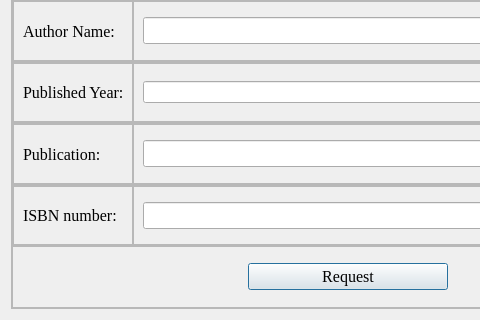
First picture: the form in request.ui, repository aavashlamichhane/LibMan, before the edit; both pictures show x 0 to 480 and y 135 to 455 of the 696 by 455 pixel window.
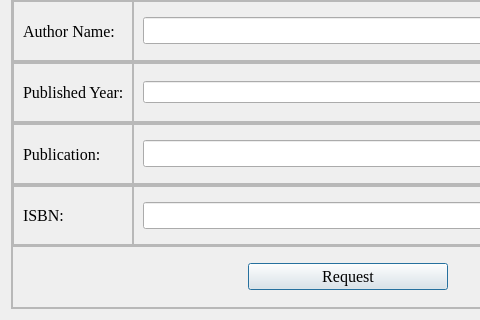
Second picture: the form after the edit.

What changed in the file:
```diff
--- a/request.ui
+++ b/request.ui
@@ -455,7 +455,7 @@
                </font>
               </property>
               <property name="text">
-               <string>ISBN number:</string>
+               <string>ISBN:</string>
               </property>
              </widget>
             </item>
```
